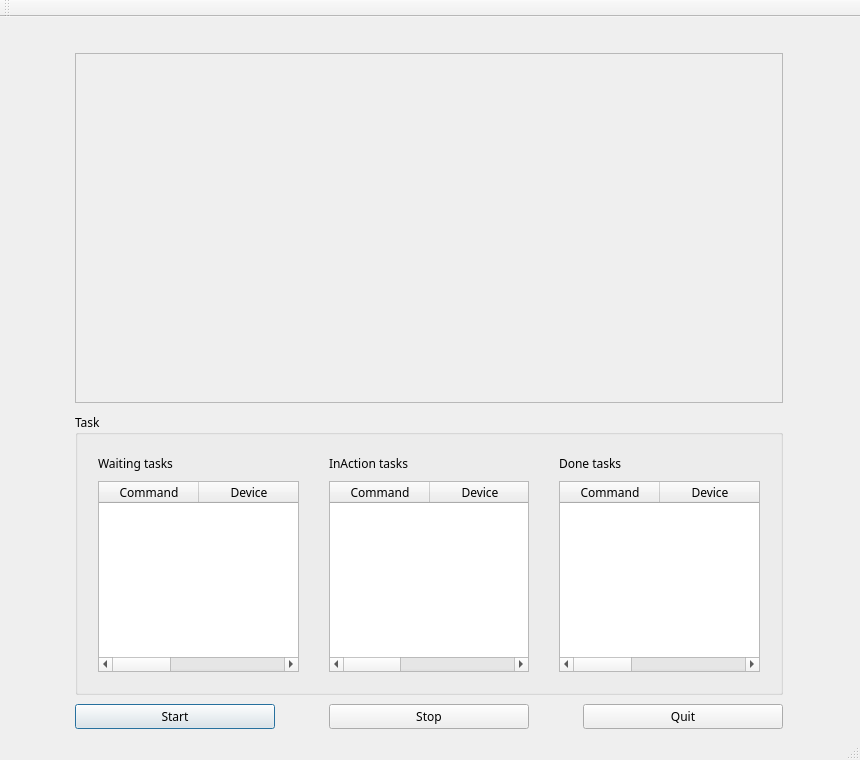
Old version of the form Robot_v1/mainwindow.ui in the repository wayneliu0512/Robot_v1.
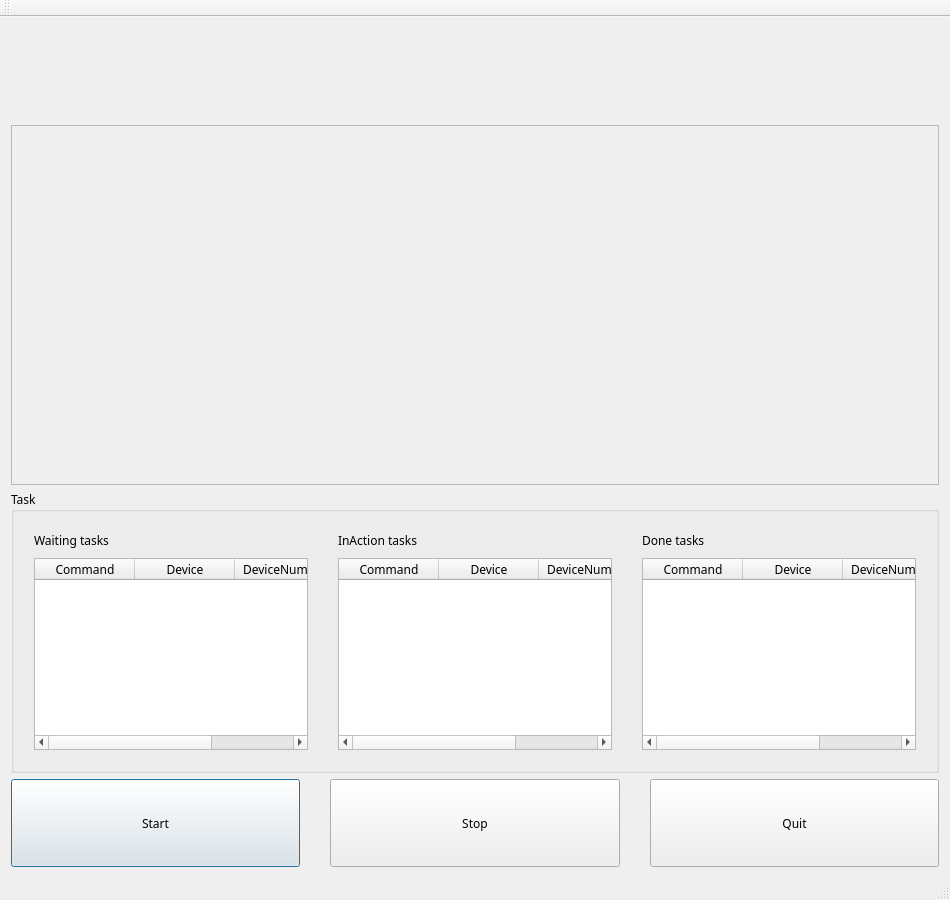
New version of the form. Icons and pictures are not drawn. Custom widgets are drawn as their Qt base class.

What changed in the file:
```diff
--- a/Robot_v1/mainwindow.ui
+++ b/Robot_v1/mainwindow.ui
@@ -6,10 +6,16 @@
    <rect>
     <x>0</x>
     <y>0</y>
-    <width>860</width>
-    <height>760</height>
+    <width>950</width>
+    <height>900</height>
    </rect>
   </property>
+  <property name="minimumSize">
+   <size>
+    <width>950</width>
+    <height>900</height>
+   </size>
+  </property>
   <property name="font">
    <font>
     <family>Microsoft JhengHei</family>
@@ -24,125 +30,45 @@
   </property>
   <widget class="QWidget" name="centralWidget">
    <layout class="QGridLayout" name="gridLayout">
-    <property name="leftMargin">
-     <number>30</number>
-    </property>
-    <property name="rightMargin">
-     <number>30</number>
-    </property>
-    <property name="bottomMargin">
-     <number>9</number>
-    </property>
-    <property name="spacing">
-     <number>9</number>
-    </property>
-    <item row="3" column="1">
-     <widget class="QPushButton" name="Button_Stop">
-      <property name="minimumSize">
-       <size>
-        <width>0</width>
-        <height>0</height>
-       </size>
-      </property>
+    <item row="0" column="0">
+     <widget class="Ccd" name="ccd" native="true">
       <property name="maximumSize">
        <size>
-        <width>200</width>
+        <width>16777215</width>
         <height>16777215</height>
        </size>
       </property>
-      <property name="statusTip">
-       <string>Stop running robot tasks.</string>
-      </property>
-      <property name="text">
-       <string>Stop</string>
-      </property>
      </widget>
     </item>
-    <item row="3" column="2">
-     <widget class="QPushButton" name="Button_Quit">
-      <property name="sizePolicy">
-       <sizepolicy hsizetype="Minimum" vsizetype="Minimum">
-        <horstretch>0</horstretch>
-        <verstretch>0</verstretch>
-       </sizepolicy>
-      </property>
-      <property name="minimumSize">
-       <size>
-        <width>0</width>
-        <height>0</height>
-       </size>
-      </property>
+    <item row="0" column="1">
+     <widget class="Robot" name="robot" native="true">
       <property name="maximumSize">
        <size>
-        <width>200</width>
+        <width>16777215</width>
         <height>16777215</height>
        </size>
       </property>
-      <property name="statusTip">
-       <string>Quit the application.</string>
-      </property>
-      <property name="text">
-       <string>Quit</string>
-      </property>
      </widget>
     </item>
-    <item row="3" column="0">
-     <widget class="QPushButton" name="Button_Start">
-      <property name="minimumSize">
-       <size>
-        <width>0</width>
-        <height>0</height>
-       </size>
-      </property>
+    <item row="0" column="2">
+     <widget class="QLabel" name="label_4">
       <property name="maximumSize">
        <size>
-        <width>200</width>
+        <width>16777215</width>
         <height>16777215</height>
        </size>
       </property>
-      <property name="statusTip">
-       <string>Start running robot tasks from waiting list.</string>
-      </property>
       <property name="text">
-       <string>Start</string>
+       <string/>
       </property>
-      <property name="autoDefault">
-       <bool>true</bool>
+      <property name="pixmap">
+       <pixmap resource="myresourse.qrc">:/lights/IMG_Logo.gif</pixmap>
       </property>
-      <property name="default">
-       <bool>true</bool>
+      <property name="alignment">
+       <set>Qt::AlignCenter</set>
       </property>
      </widget>
     </item>
-    <item row="1" column="0" colspan="3">
-     <widget class="QScrollArea" name="scrollArea">
-      <property name="sizePolicy">
-       <sizepolicy hsizetype="Preferred" vsizetype="Preferred">
-        <horstretch>0</horstretch>
-        <verstretch>0</verstretch>
-       </sizepolicy>
-      </property>
-      <property name="minimumSize">
-       <size>
-        <width>0</width>
-        <height>350</height>
-       </size>
-      </property>
-      <property name="widgetResizable">
-       <bool>true</bool>
-      </property>
-      <widget class="QWidget" name="scrollAreaWidgetContents">
-       <property name="geometry">
-        <rect>
-         <x>0</x>
-         <y>0</y>
-         <width>706</width>
-         <height>348</height>
-        </rect>
-       </property>
-      </widget>
-     </widget>
-    </item>
     <item row="2" column="0" colspan="3">
      <widget class="QGroupBox" name="GroupBox_Task">
       <property name="title">
@@ -208,7 +134,7 @@
          </property>
          <property name="maximumSize">
           <size>
-           <width>302</width>
+           <width>400</width>
            <height>16777215</height>
           </size>
          </property>
@@ -260,7 +186,7 @@
          </property>
          <property name="maximumSize">
           <size>
-           <width>302</width>
+           <width>400</width>
            <height>16777215</height>
           </size>
          </property>
@@ -300,7 +226,7 @@
          </property>
          <property name="maximumSize">
           <size>
-           <width>302</width>
+           <width>400</width>
            <height>16777215</height>
           </size>
          </property>
@@ -327,23 +253,136 @@
       </layout>
      </widget>
     </item>
-    <item row="0" column="0">
-     <widget class="Ccd" name="ccd" native="true"/>
+    <item row="3" column="0" colspan="3">
+     <layout class="QHBoxLayout" name="horizontalLayout">
+      <property name="spacing">
+       <number>30</number>
+      </property>
+      <item>
+       <widget class="QPushButton" name="Button_Start">
+        <property name="sizePolicy">
+         <sizepolicy hsizetype="Preferred" vsizetype="Preferred">
+          <horstretch>0</horstretch>
+          <verstretch>0</verstretch>
+         </sizepolicy>
+        </property>
+        <property name="minimumSize">
+         <size>
+          <width>0</width>
+          <height>35</height>
+         </size>
+        </property>
+        <property name="maximumSize">
+         <size>
+          <width>300</width>
+          <height>16777215</height>
+         </size>
+        </property>
+        <property name="statusTip">
+         <string>Start running robot tasks from waiting list.</string>
+        </property>
+        <property name="text">
+         <string>Start</string>
+        </property>
+        <property name="autoDefault">
+         <bool>true</bool>
+        </property>
+        <property name="default">
+         <bool>true</bool>
+        </property>
+       </widget>
+      </item>
+      <item>
+       <widget class="QPushButton" name="Button_Stop">
+        <property name="sizePolicy">
+         <sizepolicy hsizetype="Preferred" vsizetype="Preferred">
+          <horstretch>0</horstretch>
+          <verstretch>0</verstretch>
+         </sizepolicy>
+        </property>
+        <property name="minimumSize">
+         <size>
+          <width>0</width>
+          <height>35</height>
+         </size>
+        </property>
+        <property name="maximumSize">
+         <size>
+          <width>300</width>
+          <height>16777215</height>
+         </size>
+        </property>
+        <property name="statusTip">
+         <string>Stop running robot tasks.</string>
+        </property>
+        <property name="text">
+         <string>Stop</string>
+        </property>
+       </widget>
+      </item>
+      <item>
+       <widget class="QPushButton" name="Button_Quit">
+        <property name="sizePolicy">
+         <sizepolicy hsizetype="Preferred" vsizetype="Preferred">
+          <horstretch>0</horstretch>
+          <verstretch>0</verstretch>
+         </sizepolicy>
+        </property>
+        <property name="minimumSize">
+         <size>
+          <width>0</width>
+          <height>35</height>
+         </size>
+        </property>
+        <property name="maximumSize">
+         <size>
+          <width>300</width>
+          <height>16777215</height>
+         </size>
+        </property>
+        <property name="statusTip">
+         <string>Quit the application.</string>
+        </property>
+        <property name="text">
+         <string>Quit</string>
+        </property>
+       </widget>
+      </item>
+     </layout>
     </item>
-    <item row="0" column="1">
-     <widget class="Robot" name="robot" native="true"/>
-    </item>
-    <item row="0" column="2">
-     <widget class="QLabel" name="label_4">
-      <property name="text">
-       <string/>
+    <item row="1" column="0" colspan="3">
+     <widget class="QScrollArea" name="scrollArea">
+      <property name="sizePolicy">
+       <sizepolicy hsizetype="Preferred" vsizetype="Preferred">
+        <horstretch>0</horstretch>
+        <verstretch>0</verstretch>
+       </sizepolicy>
       </property>
-      <property name="pixmap">
-       <pixmap resource="myresourse.qrc">:/lights/IMG_Logo.gif</pixmap>
+      <property name="minimumSize">
+       <size>
+        <width>0</width>
+        <height>360</height>
+       </size>
       </property>
-      <property name="alignment">
-       <set>Qt::AlignCenter</set>
+      <property name="maximumSize">
+       <size>
+        <width>16777215</width>
+        <height>355</height>
+       </size>
       </property>
+      <property name="widgetResizable">
+       <bool>true</bool>
+      </property>
+      <widget class="QWidget" name="scrollAreaWidgetContents">
+       <property name="geometry">
+        <rect>
+         <x>0</x>
+         <y>0</y>
+         <width>926</width>
+         <height>358</height>
+        </rect>
+       </property>
+      </widget>
      </widget>
     </item>
    </layout>
@@ -353,8 +392,8 @@
     <rect>
      <x>0</x>
      <y>0</y>
-     <width>860</width>
-     <height>20</height>
+     <width>950</width>
+     <height>24</height>
     </rect>
    </property>
   </widget>
```
